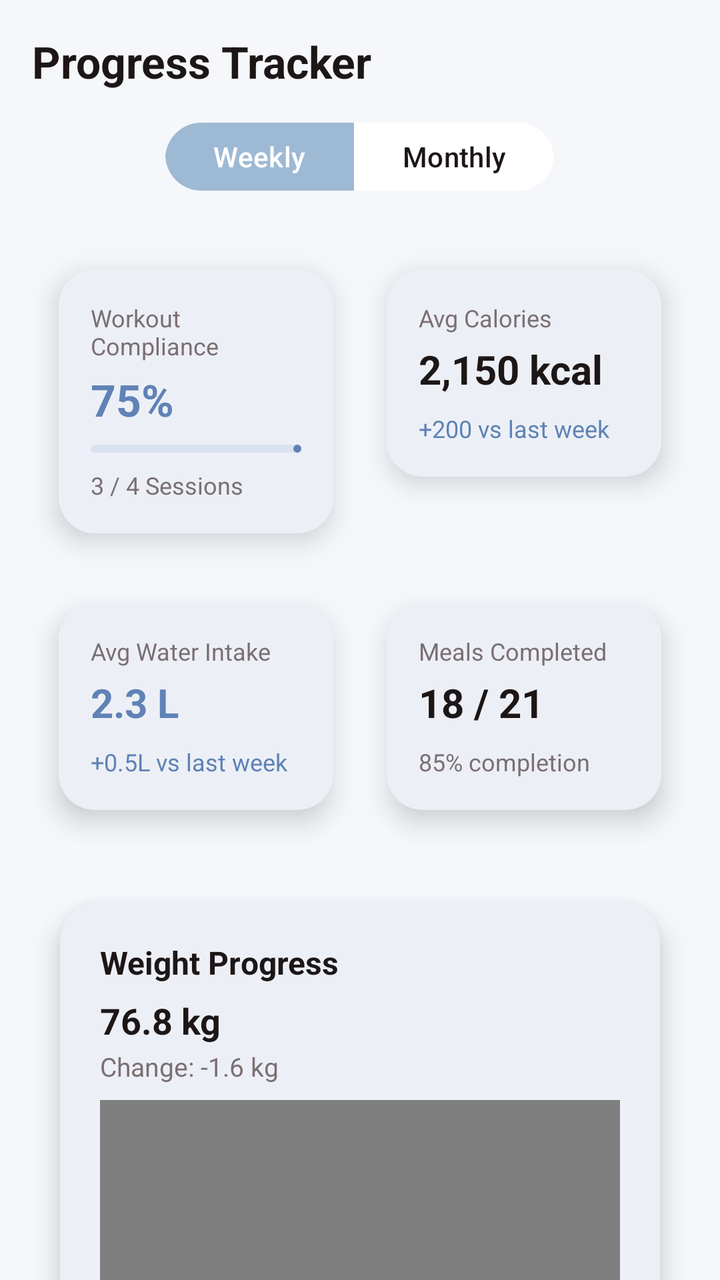
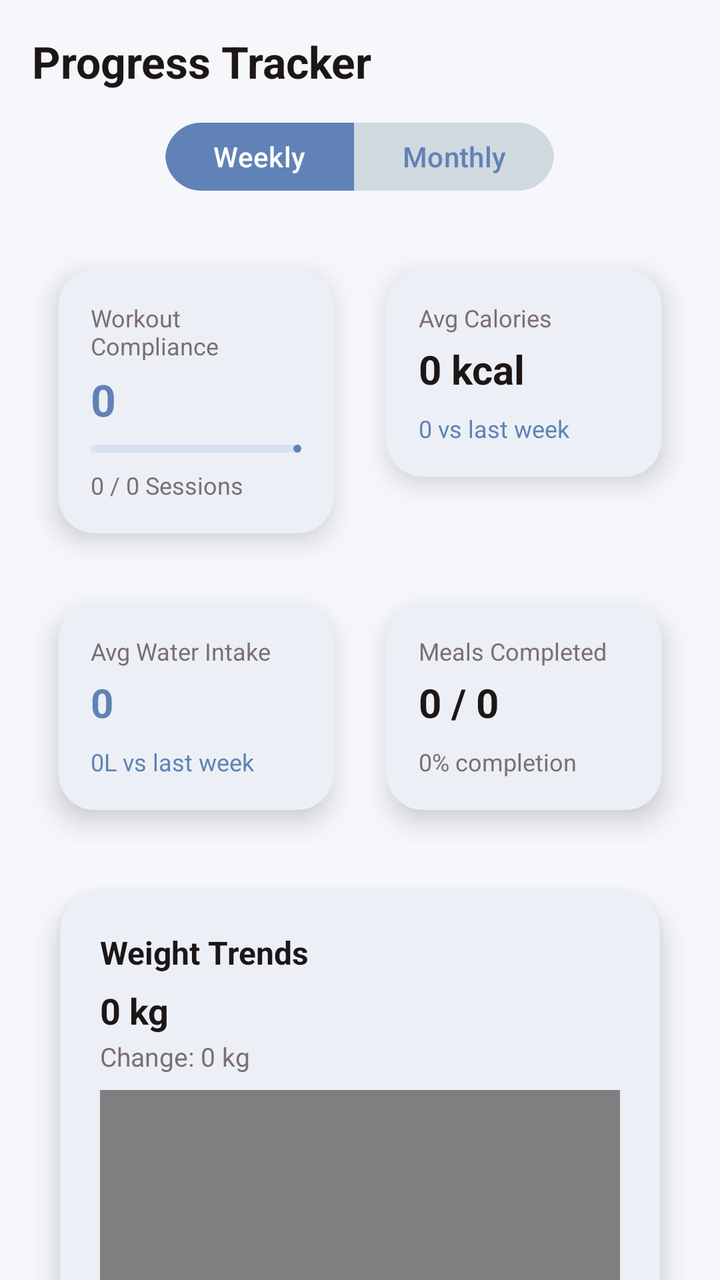

Two renders of the same Android screen: before a commit and after it. Below are the layout's source before the change and the commit's diff.
<!-- AndroidManifest.xml: application theme Theme.FlexiFitApp -->
<!-- res/layout/fragment_progress_tracker.xml -->
<?xml version="1.0" encoding="utf-8"?>
<androidx.core.widget.NestedScrollView
    xmlns:android="http://schemas.android.com/apk/res/android"
    xmlns:app="http://schemas.android.com/apk/res-auto"
    android:layout_width="match_parent"
    android:layout_height="match_parent"
    android:background="@color/background"
    android:fillViewport="true">

    <LinearLayout
        android:layout_width="match_parent"
        android:layout_height="wrap_content"
        android:orientation="vertical"
        android:padding="16dp">

        <TextView
            android:id="@+id/tvProgressTitle"
            android:layout_width="wrap_content"
            android:layout_height="wrap_content"
            android:text="Progress Tracker"
            android:textSize="22sp"
            android:textStyle="bold"
            android:textColor="@color/textPrimary"
            android:layout_marginBottom="12dp"/>

        <com.google.android.material.button.MaterialButtonToggleGroup
            android:id="@+id/toggle_range"
            android:layout_width="wrap_content"
            android:layout_height="wrap_content"
            android:layout_gravity="center"
            app:singleSelection="true"
            app:selectionRequired="true"
            app:checkedButton="@id/btnWeekly">

            <com.google.android.material.button.MaterialButton
                android:id="@+id/btnWeekly"
                android:layout_width="wrap_content"
                android:layout_height="42dp"
                android:text="Weekly"
                app:backgroundTint="@color/gradientEnd"
                android:textAllCaps="false"
                android:textColor="@color/white"
                app:cornerRadius="18dp"/>

            <com.google.android.material.button.MaterialButton
                android:id="@+id/btnMonthly"
                android:layout_width="wrap_content"
                android:layout_height="42dp"
                android:text="Monthly"
                android:textAllCaps="false"
                android:textColor="@color/textPrimary"
                app:backgroundTint="@color/surface"
                app:cornerRadius="18dp"/>

        </com.google.android.material.button.MaterialButtonToggleGroup>

        
        <LinearLayout
            android:layout_width="match_parent"
            android:layout_height="wrap_content"
            android:layout_marginTop="18dp"
            android:orientation="horizontal"
            android:weightSum="2">

            <com.google.android.material.card.MaterialCardView
                android:layout_width="0dp"
                android:layout_height="wrap_content"
                android:layout_weight="1"
                app:cardCornerRadius="18dp"
                app:cardUseCompatPadding="true"
                app:strokeWidth="0dp"
                app:cardBackgroundColor="@color/surface"
                app:cardElevation="8dp">

                <LinearLayout
                    android:layout_width="match_parent"
                    android:layout_height="wrap_content"
                    android:orientation="vertical"
                    android:padding="16dp">

                    <TextView
                        android:layout_width="wrap_content"
                        android:layout_height="wrap_content"
                        android:text="Workout Compliance"
                        android:textSize="12sp"
                        android:textColor="@color/textSecondary"/>

                    <TextView
                        android:id="@+id/tvCompliance"
                        android:layout_width="wrap_content"
                        android:layout_height="wrap_content"
                        android:text="75%"
                        android:textStyle="bold"
                        android:textSize="22sp"
                        android:textColor="@color/colorPrimary"
                        android:layout_marginTop="4dp"/>

                    <com.google.android.material.progressindicator.LinearProgressIndicator
                        android:id="@+id/progressCompliance"
                        android:layout_width="match_parent"
                        android:layout_height="8dp"
                        android:layout_marginTop="8dp"
                        android:max="100"
                        android:progress="75"
                        app:trackColor="#D9E2F1"
                        app:indicatorColor="@color/colorPrimary"/>

                    <TextView
                        android:id="@+id/tvComplianceMeta"
                        android:layout_width="wrap_content"
                        android:layout_height="wrap_content"
                        android:text="3 / 4 Sessions"
                        android:textSize="12sp"
                        android:textColor="@color/textSecondary"
                        android:layout_marginTop="8dp"/>

                </LinearLayout>
            </com.google.android.material.card.MaterialCardView>

            <com.google.android.material.card.MaterialCardView
                android:layout_width="0dp"
                android:layout_height="wrap_content"
                android:layout_weight="1"
                app:cardCornerRadius="18dp"
                app:cardElevation="8dp"
                app:cardUseCompatPadding="true"
                app:strokeWidth="0dp"
                app:cardBackgroundColor="@color/surface">

                <LinearLayout
                    android:layout_width="match_parent"
                    android:layout_height="wrap_content"
                    android:padding="16dp"
                    android:orientation="vertical">

                    <TextView
                        android:layout_width="wrap_content"
                        android:layout_height="wrap_content"
                        android:text="Avg Calories"
                        android:textSize="12sp"
                        android:textColor="@color/textSecondary"/>

                    <TextView
                        android:id="@+id/tvAvgCalories"
                        android:layout_width="wrap_content"
                        android:layout_height="wrap_content"
                        android:text="2,150 kcal"
                        android:textStyle="bold"
                        android:textSize="20sp"
                        android:textColor="@color/textPrimary"
                        android:layout_marginTop="4dp"/>

                    <TextView
                        android:id="@+id/tvAvgCaloriesSub"
                        android:layout_width="wrap_content"
                        android:layout_height="wrap_content"
                        android:text="+200 vs last week"
                        android:textSize="12sp"
                        android:textColor="@color/colorPrimary"
                        android:layout_marginTop="8dp"/>

                </LinearLayout>
            </com.google.android.material.card.MaterialCardView>

        </LinearLayout>

        
        <LinearLayout
            android:layout_width="match_parent"
            android:layout_height="wrap_content"
            android:orientation="horizontal"
            android:weightSum="2">

            <com.google.android.material.card.MaterialCardView
                android:layout_width="0dp"
                android:layout_height="wrap_content"
                android:layout_weight="1"
                app:cardCornerRadius="18dp"
                app:cardElevation="8dp"
                app:cardUseCompatPadding="true"
                app:strokeWidth="0dp"
                app:cardBackgroundColor="@color/surface">

                <LinearLayout
                    android:layout_width="match_parent"
                    android:layout_height="wrap_content"
                    android:padding="16dp"
                    android:orientation="vertical">

                    <TextView
                        android:layout_width="wrap_content"
                        android:layout_height="wrap_content"
                        android:text="Avg Water Intake"
                        android:textSize="12sp"
                        android:textColor="@color/textSecondary"/>

                    <TextView
                        android:id="@+id/tvWater"
                        android:layout_width="wrap_content"
                        android:layout_height="wrap_content"
                        android:text="2.3 L"
                        android:textStyle="bold"
                        android:textSize="20sp"
                        android:textColor="@color/colorPrimary"
                        android:layout_marginTop="4dp"/>

                    <TextView
                        android:id="@+id/tvWaterSub"
                        android:layout_width="wrap_content"
                        android:layout_height="wrap_content"
                        android:text="+0.5L vs last week"
                        android:textSize="12sp"
                        android:textColor="@color/colorPrimary"
                        android:layout_marginTop="8dp"/>

                </LinearLayout>
            </com.google.android.material.card.MaterialCardView>

            <com.google.android.material.card.MaterialCardView
                android:layout_width="0dp"
                android:layout_height="wrap_content"
                android:layout_weight="1"
                app:cardCornerRadius="18dp"
                app:cardElevation="8dp"
                app:cardUseCompatPadding="true"
                app:strokeWidth="0dp"
                app:cardBackgroundColor="@color/surface">

                <LinearLayout
                    android:layout_width="match_parent"
                    android:layout_height="wrap_content"
                    android:padding="16dp"
                    android:orientation="vertical">

                    <TextView
                        android:layout_width="wrap_content"
                        android:layout_height="wrap_content"
                        android:text="Meals Completed"
                        android:textSize="12sp"
                        android:textColor="@color/textSecondary"/>

                    <TextView
                        android:id="@+id/tvMealsCompleted"
                        android:layout_width="wrap_content"
                        android:layout_height="wrap_content"
                        android:text="18 / 21"
                        android:textStyle="bold"
                        android:textSize="20sp"
                        android:textColor="@color/textPrimary"
                        android:layout_marginTop="4dp"/>

                    <TextView
                        android:id="@+id/tvMealsCompletedSub"
                        android:layout_width="wrap_content"
                        android:layout_height="wrap_content"
                        android:text="85% completion"
                        android:textSize="12sp"
                        android:textColor="@color/textSecondary"
                        android:layout_marginTop="8dp"/>

                </LinearLayout>
            </com.google.android.material.card.MaterialCardView>

        </LinearLayout>

        
        <com.google.android.material.card.MaterialCardView
            android:id="@+id/cardWeight"
            android:layout_width="match_parent"
            android:layout_height="wrap_content"
            android:layout_marginTop="10dp"
            app:cardCornerRadius="20dp"
            app:cardElevation="8dp"
            app:cardUseCompatPadding="true"
            app:strokeWidth="0dp"
            app:cardBackgroundColor="@color/surface">

            <LinearLayout
                android:layout_width="match_parent"
                android:layout_height="wrap_content"
                android:orientation="vertical"
                android:padding="20dp">

                <TextView
                    android:layout_width="wrap_content"
                    android:layout_height="wrap_content"
                    android:text="Weight Progress"
                    android:textSize="16sp"
                    android:textStyle="bold"
                    android:textColor="@color/textPrimary"/>

                <TextView
                    android:id="@+id/tvWeight"
                    android:layout_width="wrap_content"
                    android:layout_height="wrap_content"
                    android:text="76.8 kg"
                    android:textSize="18sp"
                    android:textStyle="bold"
                    android:textColor="@color/textPrimary"
                    android:layout_marginTop="6dp"/>

                <TextView
                    android:id="@+id/tvWeightChange"
                    android:layout_width="wrap_content"
                    android:layout_height="wrap_content"
                    android:text="Change: -1.6 kg"
                    android:textSize="13sp"
                    android:textColor="@color/textSecondary"
                    android:layout_marginTop="2dp"
                    android:layout_marginBottom="8dp"/>

                <com.github.mikephil.charting.charts.LineChart
                    android:id="@+id/lineChartWeight"
                    android:layout_width="match_parent"
                    android:layout_height="220dp"/>

            </LinearLayout>
        </com.google.android.material.card.MaterialCardView>

        
        <com.google.android.material.card.MaterialCardView
            android:id="@+id/cardCaloriesBurned"
            android:layout_width="match_parent"
            android:layout_height="wrap_content"
            android:layout_marginTop="12dp"
            app:cardCornerRadius="20dp"
            app:cardElevation="8dp"
            app:cardUseCompatPadding="true"
            app:strokeWidth="0dp"
            app:cardBackgroundColor="@color/surface">

            <LinearLayout
                android:layout_width="match_parent"
                android:layout_height="wrap_content"
                android:orientation="vertical"
                android:padding="20dp">

                <TextView
                    android:layout_width="wrap_content"
                    android:layout_height="wrap_content"
                    android:text="Calories Burned"
                    android:textSize="16sp"
                    android:textStyle="bold"
                    android:textColor="@color/textPrimary"/>

                <TextView
                    android:id="@+id/tvCaloriesBurned"
                    android:layout_width="wrap_content"
                    android:layout_height="wrap_content"
                    android:text="Avg: 520 kcal"
                    android:textSize="16sp"
                    android:textColor="@color/textPrimary"
                    android:layout_marginTop="6dp"
                    android:layout_marginBottom="8dp"/>

                <com.github.mikephil.charting.charts.BarChart
                    android:id="@+id/barChartCalories"
                    android:layout_width="match_parent"
                    android:layout_height="220dp"/>

            </LinearLayout>
        </com.google.android.material.card.MaterialCardView>

        
        <com.google.android.material.card.MaterialCardView
            android:id="@+id/cardStreak"
            android:layout_width="match_parent"
            android:layout_height="wrap_content"
            android:layout_marginTop="14dp"
            app:cardCornerRadius="18dp"
            app:cardUseCompatPadding="true"
            app:strokeWidth="0dp"
            app:cardElevation="8dp"
            app:cardBackgroundColor="@color/surface">

            <LinearLayout
                android:layout_width="match_parent"
                android:layout_height="wrap_content"
                android:padding="20dp"
                android:orientation="vertical">

                <TextView
                    android:layout_width="wrap_content"
                    android:layout_height="wrap_content"
                    android:text="Current Streak"
                    android:textStyle="bold"
                    android:textColor="@color/textPrimary"
                    android:textSize="16sp"/>

                <TextView
                    android:id="@+id/tvStreak"
                    android:layout_width="wrap_content"
                    android:layout_height="wrap_content"
                    android:text="🔥 7 Days"
                    android:textSize="18sp"
                    android:textColor="@color/colorPrimary"
                    android:layout_marginTop="8dp"/>

                <TextView
                    android:id="@+id/tvStreakSub"
                    android:layout_width="wrap_content"
                    android:layout_height="wrap_content"
                    android:text="Keep it up!"
                    android:textSize="13sp"
                    android:textColor="@color/textSecondary"
                    android:layout_marginTop="2dp"/>

            </LinearLayout>
        </com.google.android.material.card.MaterialCardView>

        
        <com.google.android.material.card.MaterialCardView
            android:id="@+id/cardAchievements"
            android:layout_width="match_parent"
            android:layout_height="wrap_content"
            android:layout_marginTop="12dp"
            app:cardCornerRadius="18dp"
            app:cardUseCompatPadding="true"
            app:strokeWidth="0dp"
            app:cardElevation="8dp"
            app:cardBackgroundColor="@color/surface">

            <LinearLayout
                android:layout_width="match_parent"
                android:layout_height="wrap_content"
                android:orientation="vertical"
                android:padding="20dp">

                <TextView
                    android:layout_width="wrap_content"
                    android:layout_height="wrap_content"
                    android:text="Recent Achievements"
                    android:textStyle="bold"
                    android:textColor="@color/textPrimary"
                    android:textSize="16sp"
                    android:layout_marginBottom="10dp"/>

                <androidx.recyclerview.widget.RecyclerView
                    android:id="@+id/rvAchievements"
                    android:layout_width="match_parent"
                    android:layout_height="wrap_content"
                    android:nestedScrollingEnabled="false"
                    android:overScrollMode="never"/>

            </LinearLayout>
        </com.google.android.material.card.MaterialCardView>

    </LinearLayout>
</androidx.core.widget.NestedScrollView>
<!-- resources referenced by this layout -->
<resources>
  <color name="background">#F5F7FB</color>
  <color name="colorPrimary">#6082B6</color>
  <color name="gradientEnd">#9eb9d4   </color>
  <color name="surface">#FFFFFF</color>
  <color name="textPrimary">#1d1617 </color>
  <color name="textSecondary">#7b6f72 </color>
  <color name="white">#FFFFFF</color>
  <style name="Theme.FlexiFitApp" parent="Base.Theme.FlexiFitApp">
          
          <item name="navigationViewStyle">@style/Widget.FlexiFit.NavigationView</item>
      </style>
  <style name="Base.Theme.FlexiFitApp" parent="Theme.Material3.Light.NoActionBar">
  
          
          <item name="colorPrimary">#6082B6 </item>
          <item name="colorPrimaryContainer">#6082B6</item>
          <item name="colorSecondary">#6093b6</item>
          <item name="colorSecondaryContainer">#6093b6</item>
  
          
          <item name="android:colorBackground">#F5F7FA</item>
          <item name="colorSurface">#FFFFFF</item>
  
          
          <item name="colorOnPrimary">#FFFFFF</item>
          <item name="colorOnSecondary">#FFFFFF</item>
          <item name="colorOnSurface">#1A1A1A</item>
  
          
          <item name="android:statusBarColor" tools:targetApi="l">#6082B6</item>
  
          
          <item name="android:navigationBarColor" tools:targetApi="l">#6082B6</item>
  
      </style>
  <style name="Widget.FlexiFit.NavigationView" parent="Widget.Material3.NavigationView">
          
          <item name="android:background">@color/drawer_bg</item>
  
          
          <item name="itemTextColor">@color/nav_item_text_color</item>
          <item name="itemIconTint">@color/nav_item_icon_tint</item>
  
          
          <item name="itemBackground">@drawable/nav_item_background</item>
      </style>
  <color name="drawer_bg">#FFFFFF</color>
  <!-- drawable nav_item_background (drawable) -->
  <?xml version="1.0" encoding="utf-8"?>
  <selector xmlns:android="http://schemas.android.com/apk/res/android">
      
      <item android:state_checked="true" android:drawable="@drawable/nav_item_bg_selected" />
      
      <item android:drawable="@android:color/transparent" />
  </selector>
  <!-- drawable nav_item_bg_selected (drawable) -->
  <?xml version="1.0" encoding="utf-8"?>
  <shape xmlns:android="http://schemas.android.com/apk/res/android"
      android:shape="rectangle">
  
      <solid android:color="@color/nav_item_active_bg" />
  
      
      <corners android:radius="24dp" />
  
  </shape>
  <color name="nav_item_active_bg">@color/colorPrimary</color>
</resources>

<!-- the commit's change to res/layout/fragment_progress_tracker.xml (unified diff, before → after) -->
@@ -37,7 +37,7 @@
                 android:layout_width="wrap_content"
                 android:layout_height="42dp"
                 android:text="Weekly"
-                app:backgroundTint="@color/gradientEnd"
+                app:backgroundTint="@color/gradientStart"
                 android:textAllCaps="false"
                 android:textColor="@color/white"
                 app:cornerRadius="18dp"/>
@@ -48,8 +48,8 @@
                 android:layout_height="42dp"
                 android:text="Monthly"
                 android:textAllCaps="false"
-                android:textColor="@color/textPrimary"
-                app:backgroundTint="@color/surface"
+                android:textColor="@color/colorPrimary"
+                app:backgroundTint="#D1D9E0"
                 app:cornerRadius="18dp"/>
 
         </com.google.android.material.button.MaterialButtonToggleGroup>
@@ -89,7 +89,7 @@
                         android:id="@+id/tvCompliance"
                         android:layout_width="wrap_content"
                         android:layout_height="wrap_content"
-                        android:text="75%"
+                        android:text="0"
                         android:textStyle="bold"
                         android:textSize="22sp"
                         android:textColor="@color/colorPrimary"
@@ -109,7 +109,7 @@
                         android:id="@+id/tvComplianceMeta"
                         android:layout_width="wrap_content"
                         android:layout_height="wrap_content"
-                        android:text="3 / 4 Sessions"
+                        android:text="0 / 0 Sessions"
                         android:textSize="12sp"
                         android:textColor="@color/textSecondary"
                         android:layout_marginTop="8dp"/>
@@ -144,7 +144,7 @@
                         android:id="@+id/tvAvgCalories"
                         android:layout_width="wrap_content"
                         android:layout_height="wrap_content"
-                        android:text="2,150 kcal"
+                        android:text="0 kcal"
                         android:textStyle="bold"
                         android:textSize="20sp"
                         android:textColor="@color/textPrimary"
@@ -154,7 +154,7 @@
                         android:id="@+id/tvAvgCaloriesSub"
                         android:layout_width="wrap_content"
                         android:layout_height="wrap_content"
-                        android:text="+200 vs last week"
+                        android:text="0 vs last week"
                         android:textSize="12sp"
                         android:textColor="@color/colorPrimary"
                         android:layout_marginTop="8dp"/>
@@ -198,7 +198,7 @@
                         android:id="@+id/tvWater"
                         android:layout_width="wrap_content"
                         android:layout_height="wrap_content"
-                        android:text="2.3 L"
+                        android:text="0"
                         android:textStyle="bold"
                         android:textSize="20sp"
                         android:textColor="@color/colorPrimary"
@@ -208,7 +208,7 @@
                         android:id="@+id/tvWaterSub"
                         android:layout_width="wrap_content"
                         android:layout_height="wrap_content"
-                        android:text="+0.5L vs last week"
+                        android:text="0L vs last week"
                         android:textSize="12sp"
                         android:textColor="@color/colorPrimary"
                         android:layout_marginTop="8dp"/>
@@ -243,7 +243,7 @@
                         android:id="@+id/tvMealsCompleted"
                         android:layout_width="wrap_content"
                         android:layout_height="wrap_content"
-                        android:text="18 / 21"
+                        android:text="0 / 0"
                         android:textStyle="bold"
                         android:textSize="20sp"
                         android:textColor="@color/textPrimary"
@@ -253,7 +253,7 @@
                         android:id="@+id/tvMealsCompletedSub"
                         android:layout_width="wrap_content"
                         android:layout_height="wrap_content"
-                        android:text="85% completion"
+                        android:text="0% completion"
                         android:textSize="12sp"
                         android:textColor="@color/textSecondary"
                         android:layout_marginTop="8dp"/>
@@ -268,7 +268,7 @@
             android:id="@+id/cardWeight"
             android:layout_width="match_parent"
             android:layout_height="wrap_content"
-            android:layout_marginTop="10dp"
+            android:layout_marginTop="5dp"
             app:cardCornerRadius="20dp"
             app:cardElevation="8dp"
             app:cardUseCompatPadding="true"
@@ -284,7 +284,7 @@
                 <TextView
                     android:layout_width="wrap_content"
                     android:layout_height="wrap_content"
-                    android:text="Weight Progress"
+                    android:text="Weight Trends"
                     android:textSize="16sp"
                     android:textStyle="bold"
                     android:textColor="@color/textPrimary"/>
@@ -293,7 +293,7 @@
                     android:id="@+id/tvWeight"
                     android:layout_width="wrap_content"
                     android:layout_height="wrap_content"
-                    android:text="76.8 kg"
+                    android:text="0 kg"
                     android:textSize="18sp"
                     android:textStyle="bold"
                     android:textColor="@color/textPrimary"
@@ -303,7 +303,7 @@
                     android:id="@+id/tvWeightChange"
                     android:layout_width="wrap_content"
                     android:layout_height="wrap_content"
-                    android:text="Change: -1.6 kg"
+                    android:text="Change: 0 kg"
                     android:textSize="13sp"
                     android:textColor="@color/textSecondary"
                     android:layout_marginTop="2dp"
@@ -322,7 +322,7 @@
             android:id="@+id/cardCaloriesBurned"
             android:layout_width="match_parent"
             android:layout_height="wrap_content"
-            android:layout_marginTop="12dp"
+            android:layout_marginTop="5dp"
             app:cardCornerRadius="20dp"
             app:cardElevation="8dp"
             app:cardUseCompatPadding="true"
@@ -347,9 +347,9 @@
                     android:id="@+id/tvCaloriesBurned"
                     android:layout_width="wrap_content"
                     android:layout_height="wrap_content"
-                    android:text="Avg: 520 kcal"
-                    android:textSize="16sp"
-                    android:textColor="@color/textPrimary"
+                    android:text="Avg: 0 kcal"
+                    android:textSize="13sp"
+                    android:textColor="@color/textSecondary"
                     android:layout_marginTop="6dp"
                     android:layout_marginBottom="8dp"/>
 
@@ -366,7 +366,7 @@
             android:id="@+id/cardStreak"
             android:layout_width="match_parent"
             android:layout_height="wrap_content"
-            android:layout_marginTop="14dp"
+            android:layout_marginTop="5dp"
             app:cardCornerRadius="18dp"
             app:cardUseCompatPadding="true"
             app:strokeWidth="0dp"
@@ -391,7 +391,7 @@
                     android:id="@+id/tvStreak"
                     android:layout_width="wrap_content"
                     android:layout_height="wrap_content"
-                    android:text="🔥 7 Days"
+                    android:text="0 Days"
                     android:textSize="18sp"
                     android:textColor="@color/colorPrimary"
                     android:layout_marginTop="8dp"/>
@@ -413,7 +413,7 @@
             android:id="@+id/cardAchievements"
             android:layout_width="match_parent"
             android:layout_height="wrap_content"
-            android:layout_marginTop="12dp"
+            android:layout_marginTop="5dp"
             app:cardCornerRadius="18dp"
             app:cardUseCompatPadding="true"
             app:strokeWidth="0dp"
<!-- resource entries referenced after the edit -->
@@ -2,7 +2,7 @@
 <resources>
   <color name="background">#F5F7FB</color>
   <color name="colorPrimary">#6082B6</color>
-  <color name="gradientEnd">#9eb9d4   </color>
+  <color name="gradientStart">#6082B6</color>
   <color name="surface">#FFFFFF</color>
   <color name="textPrimary">#1d1617 </color>
   <color name="textSecondary">#7b6f72 </color>
